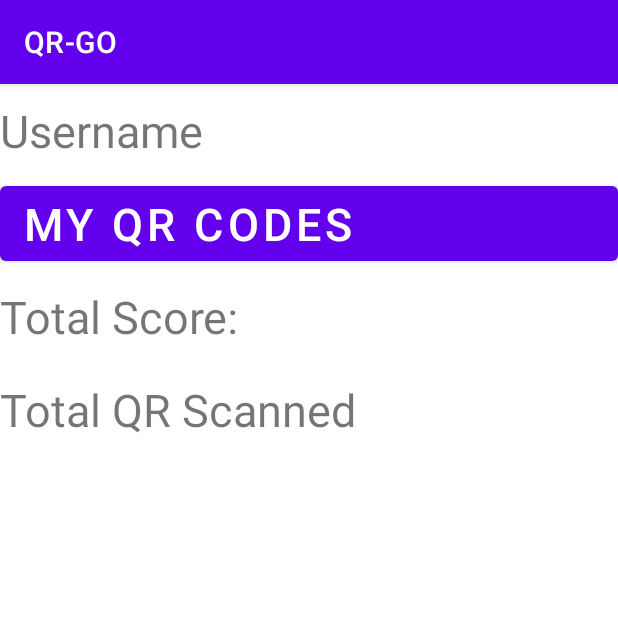
After one commit to CMPUT301W23T20/QR-GO, an Android app: the fragment PlayerProfileFragment shown on its own in the app's theme, on a phone screen of 412 x 824 dp, the top half of it. The commit adds this screen. Run offline under Robolectric (Android 15) with nearby library versions, the phone set to English and light mode, and no system bars; 7 statements that could not run were skipped.

Commit message:
add fragment

```diff
--- /dev/null
+++ b/app/src/main/java/com/example/qr_go/PlayerProfileFragment.java
@@ -0,0 +1,80 @@
+package com.example.qr_go;
+
+import android.os.Bundle;
+
+import androidx.fragment.app.Fragment;
+
+import android.view.LayoutInflater;
+import android.view.View;
+import android.view.ViewGroup;
+import android.widget.Button;
+import android.widget.TextView;
+
+/**
+ * A simple {@link Fragment} subclass.
+ * Use the {@link PlayerProfileFragment#newInstance} factory method to
+ * create an instance of this fragment.
+ */
+public class PlayerProfileFragment extends Fragment {
+    private TextView username;
+    private Button goToQRCodes;
+    private TextView totalScore;
+    private TextView totalQRScanned;
+
+    // TODO: Rename parameter arguments, choose names that match
+    // the fragment initialization parameters, e.g. ARG_ITEM_NUMBER
+    private static final String ARG_PARAM1 = "param1";
+    private static final String ARG_PARAM2 = "param2";
+
+    // TODO: Rename and change types of parameters
+    private String mParam1;
+    private String mParam2;
+
+    public PlayerProfileFragment() {
+        // Required empty public constructor
+    }
+
+    /**
+     * Use this factory method to create a new instance of
+     * this fragment using the provided parameters.
+     *
+     * @param param1 Parameter 1.
+     * @param param2 Parameter 2.
+     * @return A new instance of fragment PlayerProfileFragment.
+     */
+    // TODO: Rename and change types and number of parameters
+    public static PlayerProfileFragment newInstance(String param1, String param2) {
+        PlayerProfileFragment fragment = new PlayerProfileFragment();
+        Bundle args = new Bundle();
+        args.putString(ARG_PARAM1, param1);
+        args.putString(ARG_PARAM2, param2);
+        fragment.setArguments(args);
+        return fragment;
+    }
+
+    @Override
+    public void onCreate(Bundle savedInstanceState) {
+        super.onCreate(savedInstanceState);
+
+
+        // set variables to their respective view in xml
+        username = (TextView)getView().findViewById(R.id.username);
+        goToQRCodes = (Button)getView().findViewById(R.id.my_qr_codes);
+        totalScore = (TextView)getView().findViewById(R.id.total_score);
+        totalQRScanned = (TextView)getView().findViewById(R.id.total_scanned);
+
+        // get user information from database
+
+        // testing code to see if the view works
+        username.setText("ethantrac");
+        totalScore.setText("5000");
+        totalQRScanned.setText("40");
+    }
+
+    @Override
+    public View onCreateView(LayoutInflater inflater, ViewGroup container,
+                             Bundle savedInstanceState) {
+        // Inflate the layout for this fragment
+        return inflater.inflate(R.layout.fragment_player_profile, container, false);
+    }
+}
--- /dev/null
+++ b/app/src/main/res/layout/fragment_player_profile.xml
@@ -0,0 +1,47 @@
+<?xml version="1.0" encoding="utf-8"?>
+<FrameLayout xmlns:android="http://schemas.android.com/apk/res/android"
+    xmlns:tools="http://schemas.android.com/tools"
+    android:layout_width="match_parent"
+    android:layout_height="match_parent"
+    tools:context=".PlayerProfileFragment">
+
+    <LinearLayout
+        android:layout_width="match_parent"
+        android:layout_height="match_parent"
+        android:orientation="vertical">
+
+        <TextView
+            android:id="@+id/username"
+            android:layout_width="match_parent"
+            android:layout_height="62dp"
+            android:gravity="center_vertical"
+            android:text="Username"
+            android:textSize="30sp" />
+
+        <Button
+            android:id="@+id/my_qr_codes"
+            android:layout_width="match_parent"
+            android:layout_height="62dp"
+            android:gravity="center_vertical"
+            android:text="My QR Codes"
+            android:textSize="30sp" />
+
+        <TextView
+            android:id="@+id/total_score"
+            android:layout_width="match_parent"
+            android:layout_height="62dp"
+            android:gravity="center_vertical"
+            android:text="Total Score:"
+            android:textSize="30sp" />
+
+        <TextView
+            android:id="@+id/total_scanned"
+            android:layout_width="match_parent"
+            android:layout_height="62dp"
+            android:gravity="center_vertical"
+            android:text="Total QR Scanned"
+            android:textSize="30sp" />
+
+    </LinearLayout>
+
+</FrameLayout>
--- a/app/src/main/res/values/strings.xml
+++ b/app/src/main/res/values/strings.xml
@@ -1,3 +1,5 @@
 <resources>
     <string name="app_name">QR-GO</string>
+    <!-- TODO: Remove or change this placeholder text -->
+    <string name="hello_blank_fragment">Hello blank fragment</string>
 </resources>
```
